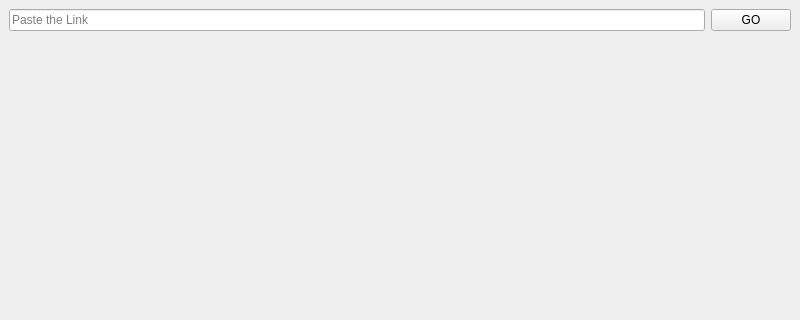
The window that form.ui (ManiMSV/ibtool_2) describes before a commit, drawn with Qt 5; both pictures show x 0 to 800 and y 0 to 320 of the 800 by 600 pixel window.
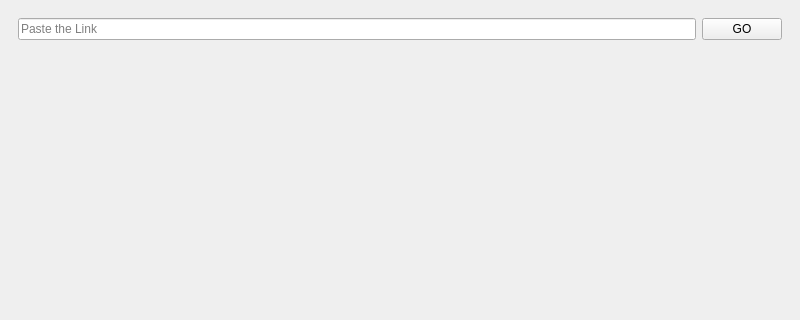
The same window after the commit.

Commit message: Feat : Enhance UI layout by adding link input and button to page 2 with vertical spacer

Patch:
```diff
--- a/form.ui
+++ b/form.ui
@@ -16,6 +16,14 @@
   <widget class="QWidget" name="centralwidget">
    <layout class="QGridLayout" name="gridLayout_2">
     <item row="0" column="0">
+     <widget class="QStackedWidget" name="stackedWidget">
+      <property name="currentIndex">
+       <number>1</number>
+      </property>
+      <widget class="QWidget" name="page_1"/>
+      <widget class="QWidget" name="page_2">
+       <layout class="QGridLayout" name="gridLayout">
+        <item row="0" column="0">
      <widget class="QLineEdit" name="lineEdit_pastelink">
       <property name="placeholderText">
        <string>Paste the Link</string>
@@ -30,13 +38,19 @@
      </widget>
     </item>
     <item row="1" column="0" colspan="2">
-     <widget class="QStackedWidget" name="stackedWidget">
-      <property name="currentIndex">
-       <number>1</number>
-      </property>
-      <widget class="QWidget" name="page_1"/>
-      <widget class="QWidget" name="page_2">
-       <layout class="QGridLayout" name="gridLayout"/>
+         <spacer name="verticalSpacer">
+          <property name="orientation">
+           <enum>Qt::Orientation::Vertical</enum>
+          </property>
+          <property name="sizeHint" stdset="0">
+           <size>
+            <width>20</width>
+            <height>40</height>
+           </size>
+          </property>
+         </spacer>
+        </item>
+       </layout>
       </widget>
      </widget>
     </item>
```
Lines whose indentation alone changed are shown as unchanged. The commit also changes 3 other files.
